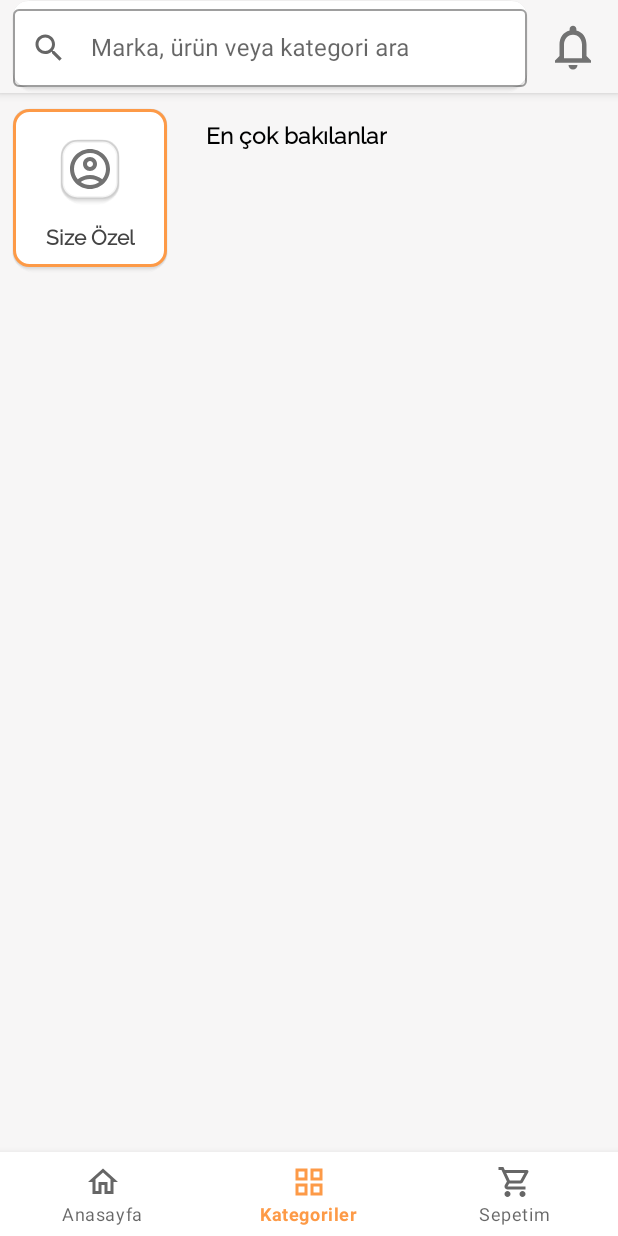
After one commit to sahinkaradeniz/ShoppingApp, an Android app: the CategoryFragment screen opened through its navigation route, on a phone screen of 412 x 824 dp. The commit adds this screen. Run offline under Robolectric (Android 15) with nearby library versions, the phone set to English and light mode, and no system bars; our stand-ins replace data binding, navigation-ui; 1 statement that could not run was skipped.

Commit message:
create category fragment

```diff
--- a/app/src/main/java/com/skapps/shoppingapp/MainActivity.kt
+++ b/app/src/main/java/com/skapps/shoppingapp/MainActivity.kt
@@ -2,13 +2,30 @@ package com.skapps.shoppingapp
 
 import androidx.appcompat.app.AppCompatActivity
 import android.os.Bundle
+import android.view.LayoutInflater
 import androidx.appcompat.app.AppCompatDelegate
-import com.skapps.shoppingapp.ui.splash.SplashFragment
+import androidx.constraintlayout.widget.ConstraintSet
+import androidx.navigation.NavController
+import androidx.navigation.Navigation
+import androidx.navigation.fragment.NavHostFragment
+import androidx.navigation.fragment.findNavController
+import androidx.navigation.ui.NavigationUI.setupWithNavController
+import androidx.navigation.ui.setupWithNavController
+import com.skapps.shoppingapp.databinding.ActivityMainBinding
 
 class MainActivity : AppCompatActivity() {
+    private lateinit var binding:ActivityMainBinding
+    private lateinit var navController: NavController
     override fun onCreate(savedInstanceState: Bundle?) {
         super.onCreate(savedInstanceState)
-        setContentView(R.layout.activity_main)
+        binding = ActivityMainBinding.inflate(layoutInflater)
         AppCompatDelegate.setDefaultNightMode(AppCompatDelegate.MODE_NIGHT_NO)
+        val navHostFragment=supportFragmentManager.findFragmentById(
+            R.id.navHostFragment
+        ) as NavHostFragment
+        navController = navHostFragment.findNavController()
+        binding.bottomNavigationView.setupWithNavController(navController)
+        val view = binding.root
+        setContentView(view)
     }
 }
--- /dev/null
+++ b/app/src/main/java/com/skapps/shoppingapp/ui/category/CategoryFragment.kt
@@ -0,0 +1,32 @@
+package com.skapps.shoppingapp.ui.category
+
+import androidx.lifecycle.ViewModelProvider
+import android.os.Bundle
+import androidx.fragment.app.Fragment
+import android.view.LayoutInflater
+import android.view.View
+import android.view.ViewGroup
+import com.skapps.shoppingapp.R
+
+class CategoryFragment : Fragment() {
+
+    companion object {
+        fun newInstance() = CategoryFragment()
+    }
+
+    private lateinit var viewModel: CategoryViewModel
+
+    override fun onCreateView(
+        inflater: LayoutInflater, container: ViewGroup?,
+        savedInstanceState: Bundle?
+    ): View? {
+        return inflater.inflate(R.layout.fragment_category, container, false)
+    }
+
+    override fun onActivityCreated(savedInstanceState: Bundle?) {
+        super.onActivityCreated(savedInstanceState)
+        viewModel = ViewModelProvider(this).get(CategoryViewModel::class.java)
+        // TODO: Use the ViewModel
+    }
+
+}
--- /dev/null
+++ b/app/src/main/java/com/skapps/shoppingapp/ui/category/CategoryViewModel.kt
@@ -0,0 +1,7 @@
+package com.skapps.shoppingapp.ui.category
+
+import androidx.lifecycle.ViewModel
+
+class CategoryViewModel : ViewModel() {
+    // TODO: Implement the ViewModel
+}
--- a/app/src/main/java/com/skapps/shoppingapp/ui/SearchFragment.kt
+++ b/app/src/main/java/com/skapps/shoppingapp/ui/search/SearchFragment.kt
@@ -1,4 +1,4 @@
-package com.skapps.shoppingapp.ui
+package com.skapps.shoppingapp.ui.search
 
 import androidx.lifecycle.ViewModelProvider
 import android.os.Bundle
@@ -6,6 +6,7 @@ import androidx.fragment.app.Fragment
 import android.view.LayoutInflater
 import android.view.View
 import android.view.ViewGroup
+import androidx.navigation.fragment.findNavController
 import androidx.recyclerview.widget.GridLayoutManager
 import androidx.recyclerview.widget.LinearLayoutManager
 import com.skapps.shoppingapp.R
@@ -17,7 +18,7 @@ import com.skapps.shoppingapp.model.SearchHistory
 
 class SearchFragment : Fragment() {
 
-    private lateinit var binding:FragmentSearchBinding
+    private lateinit var binding: FragmentSearchBinding
     private lateinit var viewModel: SearchViewModel
     private lateinit var searchHistoryRcvAdapter:SearchHistoryRcvAdapter
     private lateinit var searchProductAdapter: SearchProductAdapter
@@ -59,6 +60,9 @@ class SearchFragment : Fragment() {
             layoutManager=GridLayoutManager(binding.root.context,2)
             adapter=searchProductAdapter
         }
+        binding.backHome.setOnClickListener {
+            findNavController().popBackStack()
+        }
     }
 
 }
--- a/app/src/main/java/com/skapps/shoppingapp/ui/SearchViewModel.kt
+++ b/app/src/main/java/com/skapps/shoppingapp/ui/search/SearchViewModel.kt
@@ -1,4 +1,4 @@
-package com.skapps.shoppingapp.ui
+package com.skapps.shoppingapp.ui.search
 
 import androidx.lifecycle.ViewModel
 
--- /dev/null
+++ b/app/src/main/res/drawable/frame_backgorund_orange.xml
@@ -0,0 +1,64 @@
+<?xml version="1.0" encoding="utf-8"?>
+<layer-list xmlns:android="http://schemas.android.com/apk/res/android">
+    <!-- Drop Shadow Stack -->
+    <item>
+        <shape>
+            <padding android:top="0.5dp" android:right="0.5dp" android:bottom="1dp" android:left="0.5dp" />
+            <solid android:color="#10CCCCCC" />
+            <corners android:radius="15dp" />
+        </shape>
+    </item>
+    <item>
+        <shape>
+            <padding android:top="0.5dp" android:right="0dp" android:bottom="1dp" android:left="0.5dp" />
+            <solid android:color="#10CCCCCC" />
+            <corners android:radius="14dp" />
+        </shape>
+    </item>
+    <item>
+        <shape>
+            <padding android:top="1dp" android:right="1dp" android:bottom="1dp" android:left="1dp" />
+            <solid android:color="#20CCCCCC" />
+            <corners android:radius="13dp" />
+        </shape>
+    </item>
+    <item>
+        <shape>
+            <padding android:top="0dp" android:right="0dp" android:bottom="1dp" android:left="0dp" />
+            <solid android:color="#30CCCCCC" />
+            <corners android:radius="12dp" />
+        </shape>
+    </item>
+    <item>
+        <shape>
+            <padding android:top="0dp" android:right="0dp" android:bottom="1dp" android:left="0dp" />
+            <solid android:color="#40CCCCCC" />
+            <corners android:radius="11dp" />
+        </shape>
+    </item>
+    <item>
+        <shape>
+            <padding android:top="0dp" android:right="0dp" android:bottom="1dp" android:left="0dp" />
+            <solid android:color="#50CCCCCC" />
+            <corners android:radius="10dp" />
+        </shape>
+    </item>
+    <item>
+        <shape>
+
+            <padding android:top="0dp" android:right="0.1dp" android:bottom="0.5dp" android:left="0.1dp" />
+            <solid android:color="#60CCCCCC" />
+            <corners android:radius="10dp" />
+        </shape>
+    </item>
+
+    <!-- Background -->
+    <item>
+        <shape>
+            <stroke android:width="2dp" android:color="@color/pie_chart_6" />
+            <solid android:color="#FFFFFF" />
+            <corners android:radius="10dp" />
+        </shape>
+
+    </item>
+</layer-list>
--- /dev/null
+++ b/app/src/main/res/drawable/ic_baseline_arrow_back_24.xml
@@ -0,0 +1,5 @@
+<vector android:autoMirrored="true" android:height="38dp"
+    android:tint="#727272" android:viewportHeight="24"
+    android:viewportWidth="24" android:width="38dp" xmlns:android="http://schemas.android.com/apk/res/android">
+    <path android:fillColor="@android:color/white" android:pathData="M20,11H7.83l5.59,-5.59L12,4l-8,8 8,8 1.41,-1.41L7.83,13H20v-2z"/>
+</vector>
--- /dev/null
+++ b/app/src/main/res/drawable/ic_outline_account_circle_24.xml
@@ -0,0 +1,6 @@
+<vector android:height="32dp" android:tint="#727272"
+    android:viewportHeight="24" android:viewportWidth="24"
+    android:width="32dp" xmlns:android="http://schemas.android.com/apk/res/android">
+    <path android:fillColor="@android:color/white" android:pathData="M12,2C6.48,2 2,6.48 2,12s4.48,10 10,10s10,-4.48 10,-10S17.52,2 12,2zM7.35,18.5C8.66,17.56 10.26,17 12,17s3.34,0.56 4.65,1.5C15.34,19.44 13.74,20 12,20S8.66,19.44 7.35,18.5zM18.14,17.12L18.14,17.12C16.45,15.8 14.32,15 12,15s-4.45,0.8 -6.14,2.12l0,0C4.7,15.73 4,13.95 4,12c0,-4.42 3.58,-8 8,-8s8,3.58 8,8C20,13.95 19.3,15.73 18.14,17.12z"/>
+    <path android:fillColor="@android:color/white" android:pathData="M12,6c-1.93,0 -3.5,1.57 -3.5,3.5S10.07,13 12,13s3.5,-1.57 3.5,-3.5S13.93,6 12,6zM12,11c-0.83,0 -1.5,-0.67 -1.5,-1.5S11.17,8 12,8s1.5,0.67 1.5,1.5S12.83,11 12,11z"/>
+</vector>
--- /dev/null
+++ b/app/src/main/res/drawable/ic_outline_notifications_24.xml
@@ -0,0 +1,5 @@
+<vector android:height="36dp" android:tint="#727272"
+    android:viewportHeight="24" android:viewportWidth="24"
+    android:width="36dp" xmlns:android="http://schemas.android.com/apk/res/android">
+    <path android:fillColor="@android:color/white" android:pathData="M12,22c1.1,0 2,-0.9 2,-2h-4c0,1.1 0.9,2 2,2zM18,16v-5c0,-3.07 -1.63,-5.64 -4.5,-6.32L13.5,4c0,-0.83 -0.67,-1.5 -1.5,-1.5s-1.5,0.67 -1.5,1.5v0.68C7.64,5.36 6,7.92 6,11v5l-2,2v1h16v-1l-2,-2zM16,17L8,17v-6c0,-2.48 1.51,-4.5 4,-4.5s4,2.02 4,4.5v6z"/>
+</vector>
--- a/app/src/main/res/layout/activity_main.xml
+++ b/app/src/main/res/layout/activity_main.xml
@@ -1,20 +1,20 @@
 <?xml version="1.0" encoding="utf-8"?>
-<androidx.constraintlayout.widget.ConstraintLayout xmlns:android="http://schemas.android.com/apk/res/android"
-    xmlns:app="http://schemas.android.com/apk/res-auto"
-    xmlns:tools="http://schemas.android.com/tools"
+<layout xmlns:tools="http://schemas.android.com/tools"
+    xmlns:android="http://schemas.android.com/apk/res/android"
+    xmlns:app="http://schemas.android.com/apk/res-auto">
+<androidx.constraintlayout.widget.ConstraintLayout
     android:id="@+id/container"
     android:layout_width="match_parent"
     android:layout_height="match_parent"
     tools:context=".MainActivity" >
 
     <androidx.fragment.app.FragmentContainerView
-        android:id="@+id/fragmentContainerView"
+        android:id="@+id/navHostFragment"
         android:name="androidx.navigation.fragment.NavHostFragment"
         android:layout_width="match_parent"
         android:layout_height="0dp"
         app:defaultNavHost="true"
-        app:layout_constraintEnd_toEndOf="parent"
-        app:layout_constraintStart_toStartOf="parent"
+        app:layout_constraintBottom_toTopOf="@+id/bottomNavigationView"
         app:layout_constraintTop_toTopOf="parent"
         app:navGraph="@navigation/main_navigation" />
 
@@ -27,3 +27,4 @@
         app:layout_constraintStart_toStartOf="parent"
         app:menu="@menu/bottom_nav_menu" />
 </androidx.constraintlayout.widget.ConstraintLayout>
+</layout>
--- /dev/null
+++ b/app/src/main/res/layout/fragment_category.xml
@@ -0,0 +1,163 @@
+<?xml version="1.0" encoding="utf-8"?>
+<layout xmlns:app="http://schemas.android.com/apk/res-auto"
+    xmlns:tools="http://schemas.android.com/tools"
+    xmlns:android="http://schemas.android.com/apk/res/android">
+<androidx.constraintlayout.widget.ConstraintLayout
+    android:layout_width="match_parent"
+    android:layout_height="match_parent"
+    tools:context=".ui.category.CategoryFragment">
+
+    <com.google.android.material.appbar.AppBarLayout
+        android:id="@+id/appBarLayout"
+        android:layout_width="match_parent"
+        android:layout_height="62dp"
+        android:background="@color/grey"
+        app:layout_constraintEnd_toEndOf="parent"
+        app:layout_constraintStart_toStartOf="parent"
+        app:layout_constraintTop_toTopOf="parent">
+
+        <androidx.constraintlayout.widget.ConstraintLayout
+            android:layout_width="match_parent"
+            android:layout_height="match_parent">
+
+            <com.google.android.material.textfield.TextInputLayout
+                android:id="@+id/textInputLayoutCategory"
+                style="@style/Widget.MaterialComponents.TextInputLayout.OutlinedBox"
+                android:layout_width="0dp"
+                android:layout_height="wrap_content"
+                android:layout_marginStart="8dp"
+                android:layout_marginEnd="12dp"
+                android:background="@drawable/shadowbackground"
+                android:hint="@string/marka_r_n_veya_kategori_ara"
+                app:hintAnimationEnabled="false"
+                app:layout_constraintBottom_toBottomOf="parent"
+                app:layout_constraintEnd_toStartOf="@+id/notificationCategory"
+                app:layout_constraintStart_toStartOf="parent"
+                app:layout_constraintTop_toTopOf="parent"
+                app:startIconDrawable="@drawable/ic_baseline_search_24">
+
+                <com.google.android.material.textfield.TextInputEditText
+                    android:id="@+id/editTextCategory"
+                    android:layout_width="match_parent"
+                    android:layout_height="wrap_content" />
+            </com.google.android.material.textfield.TextInputLayout>
+
+            <ImageButton
+                android:id="@+id/notificationCategory"
+                android:layout_width="wrap_content"
+                android:layout_height="wrap_content"
+                android:layout_marginEnd="12dp"
+                android:background="@android:color/transparent"
+                android:src="@drawable/ic_outline_notifications_24"
+                app:layout_constraintBottom_toBottomOf="parent"
+                app:layout_constraintEnd_toEndOf="parent"
+                app:layout_constraintTop_toTopOf="parent"
+                tools:ignore="TouchTargetSizeCheck,SpeakableTextPresentCheck" />
+        </androidx.constraintlayout.widget.ConstraintLayout>
+    </com.google.android.material.appbar.AppBarLayout>
+
+    <androidx.core.widget.NestedScrollView
+        android:id="@+id/nestedScrollView"
+        android:layout_width="120dp"
+        android:layout_height="match_parent"
+        android:layout_marginTop="64dp"
+        android:fillViewport="true"
+        app:layout_constraintStart_toStartOf="parent"
+        app:layout_constraintTop_toBottomOf="@+id/appBarLayout"
+        tools:ignore="SpeakableTextPresentCheck">
+
+        <androidx.constraintlayout.widget.ConstraintLayout
+            android:id="@+id/constraintLayout"
+            android:layout_width="match_parent"
+            android:layout_height="wrap_content">
+
+            <androidx.constraintlayout.widget.ConstraintLayout
+                android:id="@+id/constraintLayout2"
+                android:layout_width="0dp"
+                android:layout_height="110dp"
+                android:layout_marginStart="8dp"
+                android:layout_marginTop="8dp"
+                android:layout_marginEnd="8dp"
+                android:background="@drawable/frame_backgorund_orange"
+                app:cardCornerRadius="16dp"
+                app:layout_constraintEnd_toEndOf="parent"
+                app:layout_constraintStart_toStartOf="parent"
+                app:layout_constraintTop_toTopOf="parent">
+
+                <ImageView
+                    android:id="@+id/imageView2"
+                    android:layout_width="wrap_content"
+                    android:layout_height="wrap_content"
+                    android:layout_marginTop="20dp"
+                    android:background="@drawable/secondaryshadowbg"
+                    android:paddingStart="4dp"
+                    android:paddingTop="4dp"
+                    android:paddingEnd="4dp"
+                    android:paddingBottom="8dp"
+                    android:src="@drawable/ic_outline_account_circle_24"
+                    app:layout_constraintEnd_toEndOf="parent"
+                    app:layout_constraintStart_toStartOf="parent"
+                    app:layout_constraintTop_toTopOf="parent" />
+
+                <TextView
+                    android:id="@+id/textView4"
+                    android:layout_width="wrap_content"
+                    android:layout_height="wrap_content"
+                    android:layout_marginTop="10dp"
+                    android:fontFamily="@font/raleway"
+                    android:text="@string/size_zel"
+                    android:textColor="@color/textcolor"
+                    android:textStyle="normal|bold"
+                    app:layout_constraintEnd_toEndOf="@+id/imageView2"
+                    app:layout_constraintStart_toStartOf="@+id/imageView2"
+                    app:layout_constraintTop_toBottomOf="@+id/imageView2" />
+            </androidx.constraintlayout.widget.ConstraintLayout>
+
+            <androidx.recyclerview.widget.RecyclerView
+                android:layout_width="0dp"
+                android:layout_height="0dp"
+                android:layout_marginTop="4dp"
+                app:layout_constraintBottom_toBottomOf="parent"
+                app:layout_constraintEnd_toEndOf="parent"
+                app:layout_constraintStart_toStartOf="parent"
+                app:layout_constraintTop_toBottomOf="@+id/constraintLayout2" />
+
+
+        </androidx.constraintlayout.widget.ConstraintLayout>
+    </androidx.core.widget.NestedScrollView>
+
+    <androidx.constraintlayout.widget.ConstraintLayout
+        android:layout_width="0dp"
+        android:layout_height="0dp"
+        android:layout_marginStart="1dp"
+        app:layout_constraintBottom_toBottomOf="parent"
+        app:layout_constraintEnd_toEndOf="parent"
+        app:layout_constraintStart_toEndOf="@+id/nestedScrollView"
+        app:layout_constraintTop_toBottomOf="@+id/appBarLayout">
+
+        <TextView
+            android:id="@+id/textView5"
+            android:layout_width="wrap_content"
+            android:layout_height="wrap_content"
+            android:layout_marginStart="16dp"
+            android:layout_marginTop="16dp"
+            android:text="En çok bakılanlar"
+            android:textSize="15sp"
+            android:fontFamily="@font/raleway"
+            android:textColor="@color/black"
+            android:textStyle="bold|normal"
+            app:layout_constraintStart_toStartOf="parent"
+            app:layout_constraintTop_toTopOf="parent" />
+
+        <androidx.recyclerview.widget.RecyclerView
+            android:layout_width="0dp"
+            android:layout_height="0dp"
+            android:layout_marginTop="8dp"
+            app:layout_constraintBottom_toBottomOf="parent"
+            app:layout_constraintEnd_toEndOf="parent"
+            app:layout_constraintStart_toStartOf="parent"
+            app:layout_constraintTop_toBottomOf="@+id/textView5" />
+    </androidx.constraintlayout.widget.ConstraintLayout>
+
+</androidx.constraintlayout.widget.ConstraintLayout>
+</layout>
--- a/app/src/main/res/layout/fragment_home.xml
+++ b/app/src/main/res/layout/fragment_home.xml
@@ -48,7 +48,7 @@
                 android:layout_height="wrap_content"
                 android:layout_marginEnd="12dp"
                 android:background="@android:color/transparent"
-                android:src="@drawable/ic_baseline_notifications_24"
+                android:src="@drawable/ic_outline_notifications_24"
                 app:layout_constraintBottom_toBottomOf="parent"
                 app:layout_constraintEnd_toEndOf="parent"
                 app:layout_constraintTop_toTopOf="parent"
@@ -60,7 +60,6 @@
         android:layout_width="0dp"
         android:layout_height="match_parent"
         android:layout_marginTop="64dp"
-        android:layout_marginBottom="48dp"
         android:fillViewport="true"
         app:layout_constraintBottom_toBottomOf="parent"
         app:layout_constraintEnd_toEndOf="parent"
--- a/app/src/main/res/layout/fragment_search.xml
+++ b/app/src/main/res/layout/fragment_search.xml
@@ -5,7 +5,7 @@
 <androidx.constraintlayout.widget.ConstraintLayout
     android:layout_width="match_parent"
     android:layout_height="match_parent"
-    tools:context=".ui.SearchFragment">
+    tools:context=".ui.search.SearchFragment">
 
     <com.google.android.material.appbar.AppBarLayout
         android:id="@+id/appBarLayout2"
@@ -16,25 +16,48 @@
         app:layout_constraintStart_toStartOf="parent"
         app:layout_constraintTop_toTopOf="parent">
 
+        <androidx.constraintlayout.widget.ConstraintLayout
+            android:layout_width="match_parent"
+            android:layout_height="wrap_content">
+
             <com.google.android.material.textfield.TextInputLayout
                 android:id="@+id/input"
                 style="@style/Widget.MaterialComponents.TextInputLayout.OutlinedBox"
-            android:layout_width="match_parent"
+                android:layout_width="0dp"
                 android:layout_height="54dp"
                 android:layout_marginStart="8dp"
-            android:layout_marginTop="4dp"
                 android:layout_marginEnd="8dp"
                 android:layout_marginBottom="4dp"
+                app:layout_constraintBottom_toBottomOf="parent"
+                app:layout_constraintEnd_toEndOf="parent"
+                app:layout_constraintStart_toEndOf="@+id/backHome"
+                app:layout_constraintTop_toTopOf="parent"
                 app:startIconDrawable="@drawable/ic_baseline_search_24">
+
                 <com.google.android.material.textfield.TextInputEditText
                     android:id="@+id/editText"
                     android:layout_width="match_parent"
                     android:layout_height="wrap_content"
                     tools:ignore="SpeakableTextPresentCheck">
+
                     <requestFocus />
                 </com.google.android.material.textfield.TextInputEditText>
 
             </com.google.android.material.textfield.TextInputLayout>
+
+            <ImageButton
+                android:id="@+id/backHome"
+                android:layout_width="wrap_content"
+                android:layout_height="wrap_content"
+                android:layout_marginStart="8dp"
+                android:background="@android:color/transparent"
+                app:layout_constraintBottom_toBottomOf="parent"
+                app:layout_constraintStart_toStartOf="parent"
+                app:layout_constraintTop_toTopOf="parent"
+                app:srcCompat="@drawable/ic_baseline_arrow_back_24"
+                tools:ignore="TouchTargetSizeCheck" />
+        </androidx.constraintlayout.widget.ConstraintLayout>
+
     </com.google.android.material.appbar.AppBarLayout>
 
     <androidx.recyclerview.widget.RecyclerView
@@ -61,8 +84,9 @@
     <androidx.recyclerview.widget.RecyclerView
         android:id="@+id/rcv_search_product"
         android:layout_width="match_parent"
-        android:layout_height="wrap_content"
+        android:layout_height="0dp"
         android:layout_marginTop="8dp"
+        app:layout_constraintBottom_toBottomOf="parent"
         app:layout_constraintEnd_toEndOf="parent"
         app:layout_constraintStart_toStartOf="parent"
         app:layout_constraintTop_toBottomOf="@+id/textView3" />
--- a/app/src/main/res/menu/bottom_nav_menu.xml
+++ b/app/src/main/res/menu/bottom_nav_menu.xml
@@ -2,9 +2,11 @@
 <menu xmlns:android="http://schemas.android.com/apk/res/android">
 
     <item
+        android:id="@+id/homeFragment"
         android:icon="@drawable/ic_outline_home_24"
         android:title="Anasayfa" />
     <item
+        android:id="@+id/categoryFragment"
         android:icon="@drawable/ic_outline_grid_view_24"
         android:title="Kategoriler" />
     <item
--- a/app/src/main/res/navigation/main_navigation.xml
+++ b/app/src/main/res/navigation/main_navigation.xml
@@ -24,7 +24,16 @@
     </fragment>
     <fragment
         android:id="@+id/searchFragment"
-        android:name="com.skapps.shoppingapp.ui.SearchFragment"
+        android:name="com.skapps.shoppingapp.ui.search.SearchFragment"
         android:label="fragment_search"
-        tools:layout="@layout/fragment_search" />
+        tools:layout="@layout/fragment_search" >
+        <action
+            android:id="@+id/action_searchFragment_to_categoryFragment"
+            app:destination="@id/categoryFragment" />
+    </fragment>
+    <fragment
+        android:id="@+id/categoryFragment"
+        android:name="com.skapps.shoppingapp.ui.category.CategoryFragment"
+        android:label="fragment_category"
+        tools:layout="@layout/fragment_category" />
 </navigation>
--- a/app/src/main/res/values/strings.xml
+++ b/app/src/main/res/values/strings.xml
@@ -3,4 +3,5 @@
     <string name="marka_r_n_veya_kategori_ara">Marka, ürün veya kategori ara</string>
     <string name="sepete_ekle">Sepete Ekle</string>
     <string name="test_string_ayakkabi">Harley Davidson Erkek Ayakkabı 34041-Siyah</string>
+    <string name="size_zel">Size Özel</string>
 </resources>
```
Lines whose indentation alone changed are shown as unchanged.
